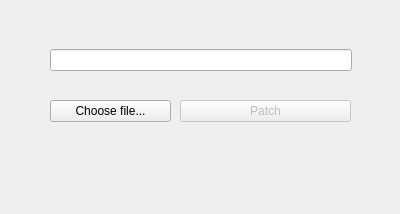
This is hacking/FINAL/GUI/mainwindow.ui in sergeyvanurin/MIPTspring as Qt 5 draws it before an edit. The edited form follows.
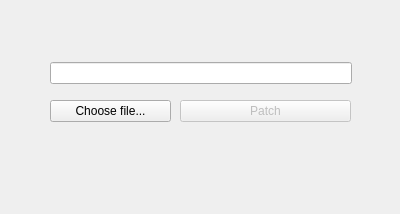
This is the edited form.

The edit to the form file:
```diff
--- a/hacking/FINAL/GUI/mainwindow.ui
+++ b/hacking/FINAL/GUI/mainwindow.ui
@@ -18,8 +18,8 @@
   </property>
   <property name="maximumSize">
    <size>
-    <width>400</width>
-    <height>214</height>
+    <width>10000</width>
+    <height>10000</height>
    </size>
   </property>
   <property name="windowTitle">
@@ -32,10 +32,10 @@
       <x>50</x>
       <y>20</y>
       <width>302</width>
-      <height>80</height>
+      <height>107</height>
      </rect>
     </property>
-    <layout class="QVBoxLayout" name="verticalLayout">
+    <layout class="QVBoxLayout" name="verticalLayout" stretch="0">
      <item>
       <widget class="QLineEdit" name="adress_bar"/>
      </item>
```
